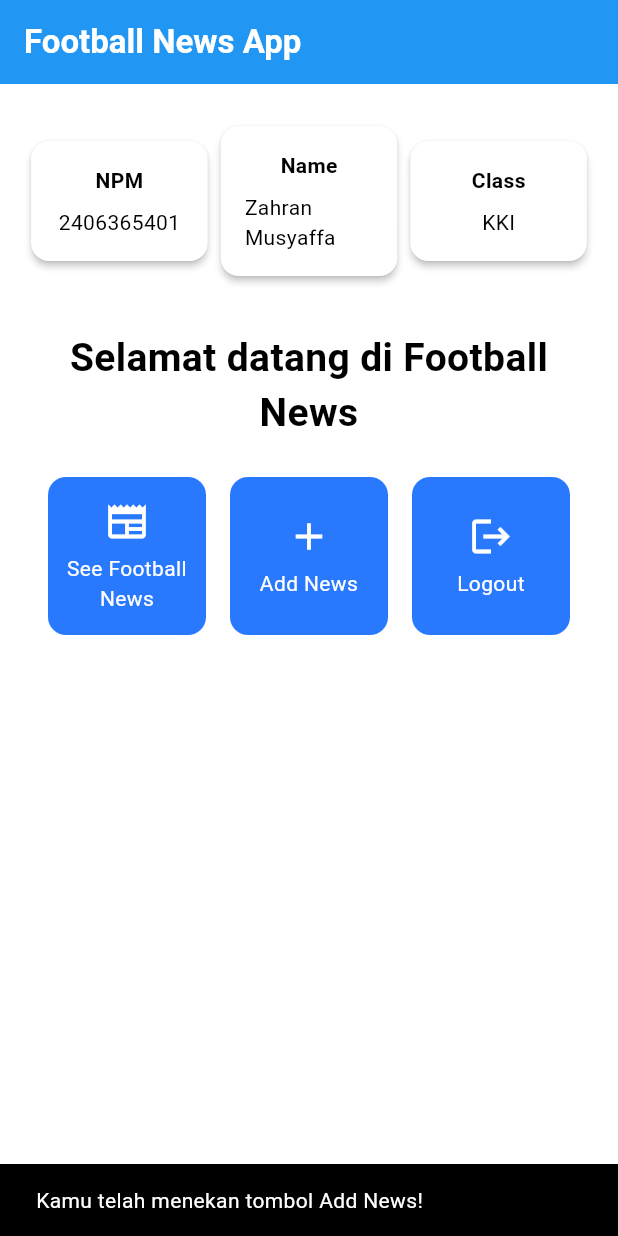
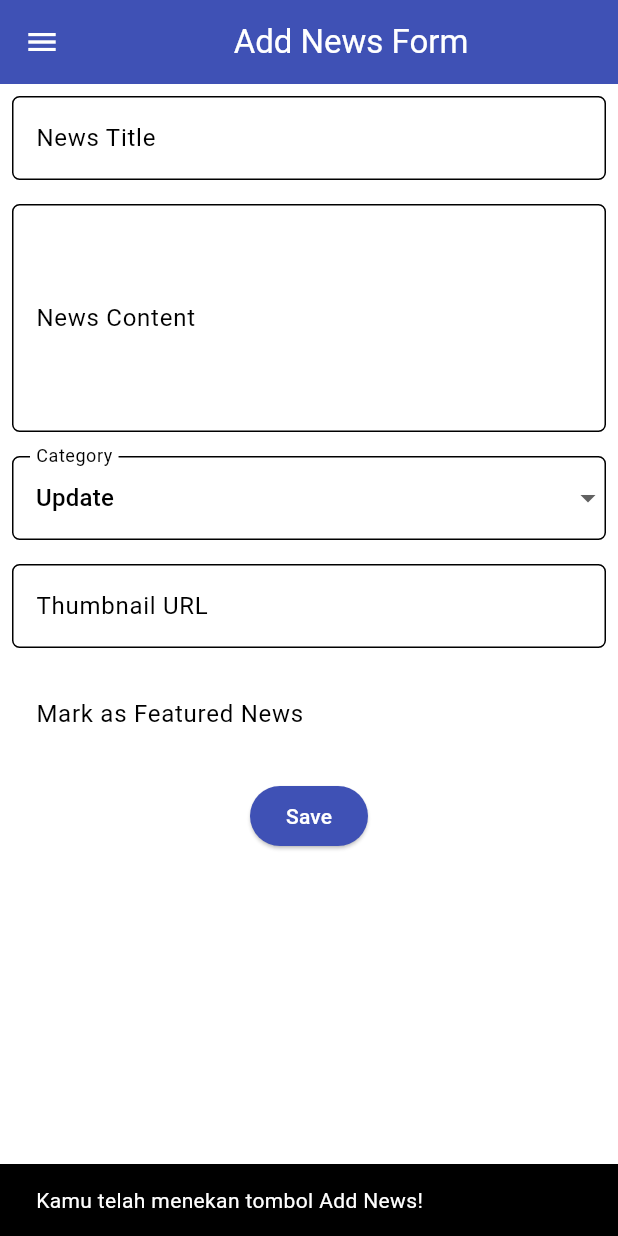
Before and after one commit to zahran-musyaffa/football-news_mobile, a Flutter app: the screen it shows after launch, after a tap on "Add News", on a phone screen of 412 x 824 dp. Run offline on Flutter 3.47's test engine with Material 3 defaults, Android fonts, the light colour scheme and no system bars.

Commit message:
tutorial 7 finished

```diff
--- a/StudioProjects/football_news/lib/menu.dart
+++ b/StudioProjects/football_news/lib/menu.dart
@@ -1,4 +1,6 @@
 import 'package:flutter/material.dart';
+import 'package:football_news/widgets/left_drawer.dart';
+import 'package:football_news/widgets/news_card.dart';
 
 
 class MyHomePage extends StatelessWidget {
@@ -10,7 +12,7 @@
 
   final List<ItemHomepage> items = [
     ItemHomepage("See Football News", Icons.newspaper),
-    ItemHomepage("Add News", Icons.add),
+    ItemHomepage("Add News", Icons.add, ),
     ItemHomepage("Logout", Icons.logout),
 
   ];
@@ -22,6 +24,7 @@
         title: const Text("Football News App", style: TextStyle(color: Colors.white, fontWeight: FontWeight.bold),),
         backgroundColor: Theme.of(context).colorScheme.primary,
       ),
+      drawer: LeftDrawer(),
       body: SingleChildScrollView(
         child: Padding(
           padding: const EdgeInsets.all(16),
@@ -39,7 +42,7 @@
               ),
               const SizedBox(height: 32),
               const Text(
-                'Selamat datang di Football News',
+                'Welcome to Football News',
                 style: TextStyle(fontSize: 26, fontWeight: FontWeight.bold),
                 textAlign: TextAlign.center,
               ),
@@ -100,57 +103,3 @@
 
  ItemHomepage(this.name, this.icon);
 }
-
-class ItemCard extends StatelessWidget {
-  // Menampilkan kartu dengan ikon dan nama.
-
-  final ItemHomepage item;
-
-  const ItemCard(this.item, {super.key});
-
-  @override
-  Widget build(BuildContext context) {
-    return Material(
-      // Menentukan warna latar belakang dari tema aplikasi.
-      color: Theme.of(context).colorScheme.secondary,
-      // Membuat sudut kartu melengkung.
-      borderRadius: BorderRadius.circular(12),
-
-      child: InkWell(
-        // Aksi ketika kartu ditekan.
-        onTap: () {
-          // Menampilkan pesan SnackBar saat kartu ditekan.
-          ScaffoldMessenger.of(context)
-            ..hideCurrentSnackBar()
-            ..showSnackBar(
-              SnackBar(content: Text("Kamu telah menekan tombol ${item.name}!"))
-            );
-        },
-        // Container untuk menyimpan Icon dan Text
-        child: Container(
-          padding: const EdgeInsets.all(8),
-          child: Center(
-            child: Column(
-              // Menyusun ikon dan teks di tengah kartu.
-              mainAxisAlignment: MainAxisAlignment.center,
-              children: [
-                Icon(
-                  item.icon,
-                  color: Colors.white,
-                  size: 30.0,
-                ),
-                const Padding(padding: EdgeInsets.all(3)),
-                Text(
-                  item.name,
-                  textAlign: TextAlign.center,
-                  style: const TextStyle(color: Colors.white),
-                ),
-              ],
-            ),
-          ),
-        ),
-      ),
-    );
-  }
-
-}
--- /dev/null
+++ b/StudioProjects/football_news/lib/newslist_from.dart
@@ -0,0 +1,222 @@
+import 'package:flutter/material.dart';
+import 'package:football_news/widgets/left_drawer.dart';
+
+class NewsFormPage extends StatefulWidget {
+    const NewsFormPage({super.key});
+
+    @override
+    State<NewsFormPage> createState() => _NewsFormPageState();
+}
+
+class _NewsFormPageState extends State<NewsFormPage> {
+  final _formKey = GlobalKey<FormState>();
+  String _title = "";
+  String _content = "";
+  String _category = "update"; // default
+  String _thumbnail = "";
+  bool _isFeatured = false; // default
+
+   final List<String> _categories = [
+    'transfer',
+    'update',
+    'exclusive',
+    'match',
+    'rumor',
+    'analysis',
+  ];
+
+    @override
+    Widget build(BuildContext context) {
+        return Scaffold(
+  appBar: AppBar(
+    title: const Center(
+      child: Text(
+        'Add News Form',
+      ),
+    ),
+    backgroundColor: Colors.indigo,
+    foregroundColor: Colors.white,
+  ),
+  drawer: LeftDrawer(),
+  body: Form(
+    key: _formKey,
+    child: SingleChildScrollView(
+      child: Column(
+        crossAxisAlignment: CrossAxisAlignment.start,
+        children: [
+          Padding(
+            padding: EdgeInsets.all(8.0),
+            child: TextFormField(
+              decoration: InputDecoration(
+                labelText: 'News Title',
+                hintText: 'News Ttile',
+                enabledBorder: OutlineInputBorder(
+                  borderRadius: BorderRadius.circular(5.0),
+                ),
+              ),
+              onChanged: (String? value) {
+                setState(() {
+                  _title = value ?? "";
+                });
+              },
+              validator: (String? value) {
+                if (value == null || value.isEmpty) {
+                  return 'title cant be empty';
+                }
+                return null;
+              },
+            ),
+          ),
+
+  Padding(
+    padding: const EdgeInsets.all(8.0),
+    child: TextFormField(
+      maxLines: 5,
+      decoration: InputDecoration(
+        hintText: "News Content",
+        labelText: "News Content",
+        enabledBorder: OutlineInputBorder(
+          borderRadius: BorderRadius.circular(5.0),
+        ),
+      ),
+      onChanged: (String? value) {
+        setState(() {
+          _content = value!;
+        });
+      },
+      validator: (String? value) {
+        if (value == null || value.isEmpty) {
+          return "Content cannot be empty!";
+        }
+        return null;
+      },
+    ),
+  ),
+
+  // === Category ===
+  Padding(
+    padding: const EdgeInsets.all(8.0),
+    child: DropdownButtonFormField<String>(
+      decoration: InputDecoration(
+        labelText: "Category",
+        enabledBorder: OutlineInputBorder(
+          borderRadius: BorderRadius.circular(5.0),
+        ),
+      ),
+      value: _category,
+      items: _categories
+          .map((cat) => DropdownMenuItem(
+                value: cat,
+                child: Text(cat[0].toUpperCase() + cat.substring(1)),
+              ))
+          .toList(),
+      onChanged: (String? newValue) {
+        setState(() {
+          _category = newValue!;
+        });
+      },
+    ),
+  ),
+
+  // === Thumbnail URL ===
+  Padding(
+    padding: const EdgeInsets.all(8.0),
+    child: TextFormField(
+      decoration: InputDecoration(
+        hintText: "Thumbnail URL (optional)",
+        labelText: "Thumbnail URL",
+        enabledBorder: OutlineInputBorder(
+          borderRadius: BorderRadius.circular(5.0),
+        ),
+      ),
+      onChanged: (String? value) {
+        setState(() {
+          _thumbnail = value!;
+        });
+      },
+    ),
+  ),
+
+  // === Is Featured ===
+  Padding(
+    padding: const EdgeInsets.all(8.0),
+    child: SwitchListTile(
+      title: const Text("Mark as Featured News"),
+      value: _isFeatured,
+      onChanged: (bool value) {
+        setState(() {
+          _isFeatured = value;
+        });
+      },
+    ),
+  ),
+  Align(
+      alignment: Alignment.bottomCenter,
+      child: Padding(
+        padding: const EdgeInsets.all(8.0),
+        child: ElevatedButton(
+          style: ButtonStyle(
+            backgroundColor:
+                MaterialStateProperty.all(Colors.indigo),
+          ),
+          onPressed: () async {
+            if (_formKey.currentState!.validate()) {
+              await showDialog(
+                context: context,
+                builder: (context) {
+                  return AlertDialog(
+                    title: const Text('News saved successfully!'),
+                    content: SingleChildScrollView(
+                      child: Column(
+                        crossAxisAlignment:
+                            CrossAxisAlignment.start,
+                        children: [
+                          Text('Title: $_title'),
+                          Text('Content: $_content'),
+                          Text('Category: $_category'),
+                          Text('Thumbnail: $_thumbnail'),
+                          Text(
+                            'Featured: ${_isFeatured ? "Yes" : "No"}',
+                          ),
+                        ],
+                      ),
+                    ),
+                    actions: [
+                      TextButton(
+                        child: const Text('OK'),
+                        onPressed: () {
+                          Navigator.pop(context);
+                        },
+                      ),
+                    ],
+                  );
+                },
+              );
+              // After dialog is closed, clear the form and local state
+              _formKey.currentState!.reset();
+              setState(() {
+                _title = "";
+                _content = "";
+                _thumbnail = "";
+                _category = "update";
+                _isFeatured = false;
+              });
+            }
+          },
+          child: const Text(
+            "Save",
+            style: TextStyle(color: Colors.white),
+          ),
+        ),
+      ),
+    ),
+  ],
+
+      ),
+
+
+    ),
+  ),
+);
+    }
+}
--- /dev/null
+++ b/StudioProjects/football_news/lib/widgets/left_drawer.dart
@@ -0,0 +1,50 @@
+import 'package:flutter/material.dart';
+import 'package:football_news/menu.dart';
+import 'package:football_news/newslist_from.dart';
+
+class LeftDrawer extends StatelessWidget {
+  const LeftDrawer({super.key});
+
+  @override
+  Widget build(BuildContext context) {
+    return Drawer(
+      child: ListView(
+        children: [
+          const DrawerHeader(
+            decoration: BoxDecoration(
+              color: Colors.blue,
+            ),
+            child: Column(
+              children: [
+                Text('Football News', textAlign: TextAlign.center, style: TextStyle(fontSize: 30,fontWeight: FontWeight.bold,color: Colors.white),
+                ),
+                Padding(padding: EdgeInsets.all(10),),
+                Text('All the latest football updates here')
+              ],
+            ),
+          ),
+          ListTile(
+  leading: const Icon(Icons.home_outlined),
+  title: const Text('Home'),
+  onTap: () {
+    Navigator.pushReplacement(
+        context,
+        MaterialPageRoute(
+          builder: (context) => MyHomePage(),
+        ));
+  },
+),
+    ListTile(
+      leading: const Icon(Icons.post_add),
+      title: const Text('Add News'),
+      // Redirect to NewsFormPage
+      onTap: () {
+        Navigator.pushReplacement(context, MaterialPageRoute(builder: (context) => NewsFormPage()));
+
+      },
+    ),
+        ],
+      ),
+    );
+  }
+}
--- /dev/null
+++ b/StudioProjects/football_news/lib/widgets/news_card.dart
@@ -0,0 +1,66 @@
+import 'package:flutter/material.dart';
+import 'package:football_news/menu.dart';
+import 'package:football_news/newslist_from.dart';
+
+class ItemCard extends StatelessWidget {
+  // Menampilkan kartu dengan ikon dan nama.
+
+  final ItemHomepage item;
+
+  const ItemCard(this.item, {super.key});
+
+  @override
+  Widget build(BuildContext context) {
+    return Material(
+      // Menentukan warna latar belakang dari tema aplikasi.
+      color: Theme.of(context).colorScheme.secondary,
+      // Membuat sudut kartu melengkung.
+      borderRadius: BorderRadius.circular(12),
+
+      child: InkWell(
+        // Aksi ketika kartu ditekan.
+        onTap: () {
+          // Menampilkan pesan SnackBar saat kartu ditekan.
+          ScaffoldMessenger.of(context)
+            ..hideCurrentSnackBar()
+            ..showSnackBar(
+              SnackBar(content: Text("Kamu telah menekan tombol ${item.name}!"))
+
+            );
+            if (item.name == "Add News") {
+              Navigator.pushReplacement(
+                context,
+                MaterialPageRoute(
+                  builder: (context) => NewsFormPage(),
+                ),
+              );
+            }
+        },
+        // Container untuk menyimpan Icon dan Text
+        child: Container(
+          padding: const EdgeInsets.all(8),
+          child: Center(
+            child: Column(
+              // Menyusun ikon dan teks di tengah kartu.
+              mainAxisAlignment: MainAxisAlignment.center,
+              children: [
+                Icon(
+                  item.icon,
+                  color: Colors.white,
+                  size: 30.0,
+                ),
+                const Padding(padding: EdgeInsets.all(3)),
+                Text(
+                  item.name,
+                  textAlign: TextAlign.center,
+                  style: const TextStyle(color: Colors.white),
+                ),
+              ],
+            ),
+          ),
+        ),
+      ),
+    );
+  }
+
+}
```
Also changed, not shown: StudioProjects/football_news/form_sample/analysis_options.yaml (added, +28 -0 lines), StudioProjects/football_news/form_sample/lib/main.dart (added, +64 -0 lines), StudioProjects/football_news/form_sample/pubspec.yaml (added, +89 -0 lines), StudioProjects/football_news/form_sample/pubspec.lock (added), 124 other files.
